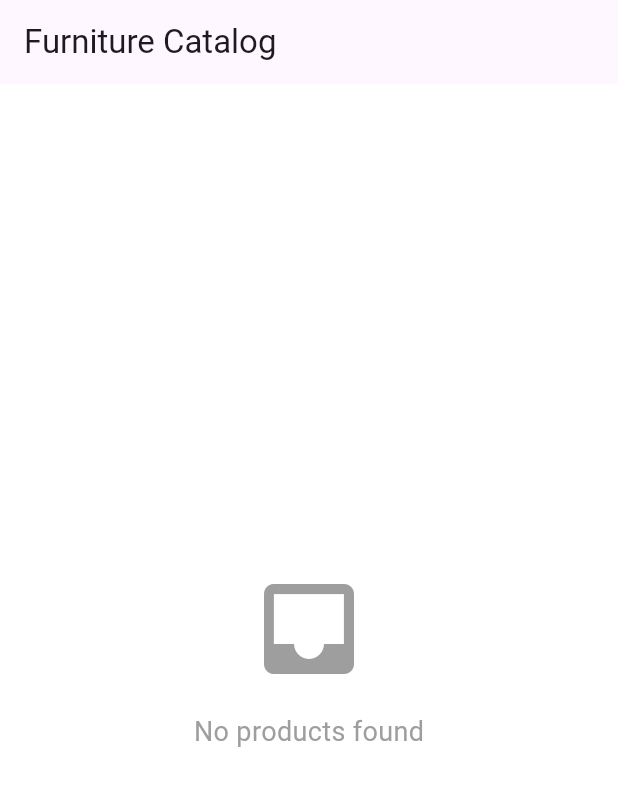
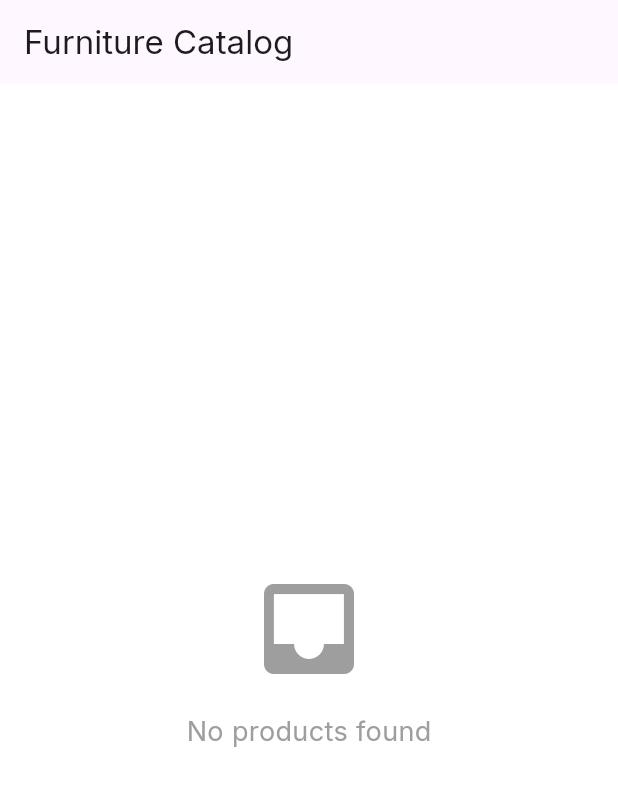
Before and after one commit to MarkusJakobR/mbd-ar-app, a Flutter app: the screen it shows after launch, on a phone screen of 412 x 824 dp. Shown: the top 786 px of the screen. Run offline on Flutter 3.47's test engine with Material 3 defaults, Android fonts, the phone set to English and light mode, and no system bars; our stand-ins replace cloud_firestore, firebase_core, google_fonts; missing offline and left inert: flutter_unity_widget; accounts and stored records are empty; generated files the repository leaves out were written again.

Commit message:
feat: changed fonts, fixed spacing in product card

```diff
--- a/lib/main.dart
+++ b/lib/main.dart
@@ -2,6 +2,7 @@ import 'package:flutter/material.dart';
 import 'package:firebase_core/firebase_core.dart';
 import 'firebase_options.dart';
 import 'screens/home_page.dart';
+import 'package:google_fonts/google_fonts.dart';
 
 void main() async {
   WidgetsFlutterBinding.ensureInitialized();
@@ -16,7 +17,11 @@ class MyApp extends StatelessWidget {
   Widget build(BuildContext context) {
     return MaterialApp(
       title: 'AR Furniture App',
-      theme: ThemeData(primarySwatch: Colors.blue, useMaterial3: true),
+      theme: ThemeData(
+        primarySwatch: Colors.blue,
+        useMaterial3: true,
+        textTheme: GoogleFonts.interTextTheme(),
+      ),
       home: const HomePage(),
     );
   }
--- a/pubspec.yaml
+++ b/pubspec.yaml
@@ -35,6 +35,7 @@ dependencies:
   firebase_core: ^3.6.0
   cloud_firestore: ^5.4.4
   firebase_storage: ^12.3.4
+  google_fonts: ^6.1.0
 
   # The following adds the Cupertino Icons font to your application.
   # Use with the CupertinoIcons class for iOS style icons.
```
Also changed, not shown: lib/widgets/product_card.dart (+28 -41 lines), assets/images/chair_001.png, pubspec.lock.
